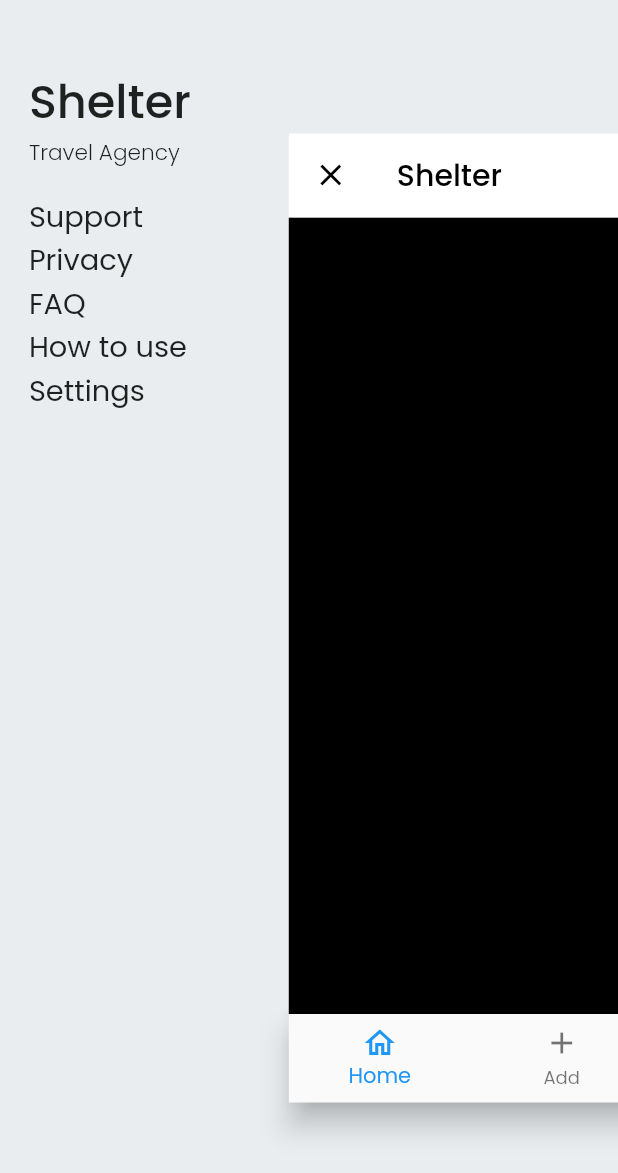
After one commit to irfan701/TourApp, a Flutter app: the MainHomeScreen screen opened by its route, after a tap on the "menu" icon, on a phone screen of 412 x 824 dp. The commit adds this screen. Shown: the top 1173 px of the screen. Run offline on Flutter 3.47's test engine with Material 2 defaults, Android fonts, the phone set to English and light mode, and no system bars; our stand-ins replace dots_indicator, flutter_screenutil, get, google_fonts, lottie, toggle_switch.

Commit message:
Added BottomNav with Custom Drawer
Used in AnimatedPositioned in BottomNavController

Wrap in DrawerScreen & BottomNavController  with Stack Widget

```diff
--- a/lib/ui/route/route.dart
+++ b/lib/ui/route/route.dart
@@ -1,6 +1,12 @@
 import 'package:get/get.dart';
 import 'package:tour_app/ui/views/auth/signin_screen.dart';
 import 'package:tour_app/ui/views/auth/signup_screen.dart';
+import 'package:tour_app/ui/views/drawer_pages/faq.dart';
+import 'package:tour_app/ui/views/drawer_pages/how_to_use.dart';
+import 'package:tour_app/ui/views/drawer_pages/privacy.dart';
+import 'package:tour_app/ui/views/drawer_pages/settings.dart';
+import 'package:tour_app/ui/views/drawer_pages/support.dart';
+import 'package:tour_app/ui/views/main_home_screen.dart';
 import 'package:tour_app/ui/views/onboarding_screen.dart';
 import 'package:tour_app/ui/views/privacy_policy_screen.dart';
 import 'package:tour_app/ui/views/splash_screen.dart';
@@ -12,6 +18,13 @@ const signup = '/signup-screen';
 const signin = '/signin-screen';
 const userForm = '/userform-screen';
 const privacyPolicy = '/privacy-policy-screen';
+const mainHome = '/main-home-screen';
+
+const faq = '/faq-screen';
+const support = '/support-screen';
+const privacy = '/privacy-screen';
+const setting = '/setting-screen';
+const howtouse = '/how-to-use-screen';
 
 List<GetPage> getPages = [
   GetPage(name: splash, page: () => SplashScreen()),
@@ -20,4 +33,10 @@ List<GetPage> getPages = [
   GetPage(name: signin, page: () => SignInScreen()),
   GetPage(name: userForm, page: () => UserFormScreen()),
   GetPage(name: privacyPolicy, page: () => PrivacyPolicyScreen()),
+  GetPage(name: mainHome, page: () => MainHomeScreen()),
+  GetPage(name: faq, page: () => Faq()),
+  GetPage(name: support, page: () => Support()),
+  GetPage(name: privacy, page: () => Privacy()),
+  GetPage(name: setting, page: () => Settings()),
+  GetPage(name: howtouse, page: () => HowToUse()),
 ];
--- /dev/null
+++ b/lib/ui/views/bottom_nav_controller/bottom_nav_controller.dart
@@ -0,0 +1,75 @@
+import 'package:flutter/material.dart';
+import 'package:flutter/src/widgets/container.dart';
+import 'package:flutter/src/widgets/framework.dart';
+import 'package:flutter_screenutil/flutter_screenutil.dart';
+import 'package:get/get.dart';
+
+import '../../../const/app_string.dart';
+
+class BottomNavController extends StatelessWidget {
+  //const BottomNavController({super.key});
+
+  var _currentIndex = 0.obs;
+  var _drawer = false.obs;
+  var _pages = [
+    Container(
+      color: Colors.black,
+    ),
+    Container(
+      color: Colors.green,
+    ),
+    Container(
+      color: Colors.pink,
+    )
+  ];
+
+  @override
+  Widget build(BuildContext context) {
+    return Obx(() => AnimatedPositioned(
+          duration: Duration(milliseconds: 400),
+          top: _drawer.value == false ? 0 : 100.h,
+          bottom: _drawer.value == false ? 0 : 100.h,
+          left: _drawer.value == false ? 0 : 200.w,
+          right: _drawer.value == false ? 0 : -150.w,
+          child: Container(
+            decoration: BoxDecoration(),
+            child: Scaffold(
+              appBar: AppBar(
+                title: Text(
+                  AppString.appName,
+                  style: TextStyle(color: Colors.black),
+                ),
+                leading: _drawer.value == false
+                    ? IconButton(
+                        onPressed: () => _drawer.value = true,
+                        icon: Icon(
+                          Icons.menu,
+                          color: Colors.black,
+                        ))
+                    : IconButton(
+                        onPressed: () => _drawer.value = false,
+                        icon: Icon(
+                          Icons.close,
+                          color: Colors.black,
+                        )),
+                backgroundColor: Colors.white,
+                elevation: 0,
+              ),
+              bottomNavigationBar: BottomNavigationBar(
+                currentIndex: _currentIndex.value,
+                onTap: (value) => _currentIndex.value = value,
+                items: [
+                  BottomNavigationBarItem(
+                      icon: Icon(Icons.home_outlined), label: 'Home'),
+                  BottomNavigationBarItem(
+                      icon: Icon(Icons.add_outlined), label: 'Add'),
+                  BottomNavigationBarItem(
+                      icon: Icon(Icons.favorite_outline), label: 'Favourite')
+                ],
+              ),
+              body: _pages[_currentIndex.value],
+            ),
+          ),
+        ));
+  }
+}
--- /dev/null
+++ b/lib/ui/views/drawer_pages/faq.dart
@@ -0,0 +1,12 @@
+import 'package:flutter/material.dart';
+
+class Faq extends StatelessWidget {
+  const Faq({super.key});
+
+  @override
+  Widget build(BuildContext context) {
+    return Scaffold(
+      backgroundColor: Colors.amberAccent,
+    );
+  }
+}
--- /dev/null
+++ b/lib/ui/views/drawer_screen.dart
@@ -0,0 +1,39 @@
+import 'package:flutter/material.dart';
+import 'package:flutter_screenutil/flutter_screenutil.dart';
+import 'package:get/get.dart';
+import 'package:tour_app/ui/route/route.dart';
+import 'package:tour_app/ui/widgets/drawer_item_widget.dart';
+
+class DrawerScreen extends StatelessWidget {
+  const DrawerScreen({super.key});
+
+  @override
+  Widget build(BuildContext context) {
+    return Scaffold(
+      body: Padding(
+        padding: EdgeInsets.only(left: 20.w, top: 50.h, bottom: 20.h),
+        child: Column(
+          crossAxisAlignment: CrossAxisAlignment.start,
+          children: [
+            Text(
+              "Shelter",
+              style: TextStyle(fontSize: 32.sp, fontWeight: FontWeight.w500),
+            ),
+            Text(
+              "Travel Agency",
+              style: TextStyle(fontSize: 15.sp, fontWeight: FontWeight.w300),
+            ),
+            SizedBox(
+              height: 20.h,
+            ),
+            drawerItemWd('Support', () => Get.toNamed(support)),
+            drawerItemWd('Privacy', () => Get.toNamed(privacy)),
+            drawerItemWd('FAQ', () => Get.toNamed(faq)),
+            drawerItemWd('How to use', () => Get.toNamed(howtouse)),
+            drawerItemWd('Settings', () => Get.toNamed(setting)),
+          ],
+        ),
+      ),
+    );
+  }
+}
--- /dev/null
+++ b/lib/ui/views/main_home_screen.dart
@@ -0,0 +1,18 @@
+import 'package:flutter/material.dart';
+import 'package:flutter/src/widgets/container.dart';
+import 'package:flutter/src/widgets/framework.dart';
+import 'package:tour_app/ui/views/drawer_screen.dart';
+
+import 'bottom_nav_controller/bottom_nav_controller.dart';
+
+class MainHomeScreen extends StatelessWidget {
+  const MainHomeScreen({super.key});
+
+  @override
+  Widget build(BuildContext context) {
+    return Scaffold(
+        body: Stack(
+      children: [DrawerScreen(), BottomNavController()],
+    ));
+  }
+}
--- a/lib/ui/views/privacy_policy_screen.dart
+++ b/lib/ui/views/privacy_policy_screen.dart
@@ -2,8 +2,10 @@ import 'package:flutter/material.dart';
 import 'package:flutter_screenutil/flutter_screenutil.dart';
 import 'package:get/get.dart';
 import 'package:toggle_switch/toggle_switch.dart';
+import 'package:tour_app/ui/views/main_home_screen.dart';
 
 import '../../const/app_color.dart';
+import '../route/route.dart';
 import '../styles/style.dart';
 import '../widgets/violet_btn.dart';
 
@@ -20,7 +22,7 @@ class PrivacyPolicyScreen extends StatelessWidget {
                 child: Container(
               color: Colors.green,
             )),
-            VioletBtn('Submit', () {}),
+            VioletBtn('Submit', () => Get.toNamed(mainHome)),
             SizedBox(
               height: 10.h,
             )
--- /dev/null
+++ b/lib/ui/widgets/drawer_item_widget.dart
@@ -0,0 +1,12 @@
+import 'package:flutter/material.dart';
+import 'package:flutter_screenutil/flutter_screenutil.dart';
+
+Widget drawerItemWd(String itemName, onTap) {
+  return InkWell(
+    onTap: onTap,
+    child: Text(
+      itemName,
+      style: TextStyle(fontSize: 20.sp, fontWeight: FontWeight.w400),
+    ),
+  );
+}
```
Also changed, not shown: lib/ui/views/bottom_nav_controller/pages/nav_add.dart (added, +8 -0 lines), lib/ui/views/bottom_nav_controller/pages/nav_favourite.dart (added, +10 -0 lines), lib/ui/views/bottom_nav_controller/pages/nav_home.dart (added, +10 -0 lines), lib/ui/views/drawer_pages/how_to_use.dart (added, +10 -0 lines), lib/ui/views/drawer_pages/privacy.dart (added, +10 -0 lines), lib/ui/views/drawer_pages/settings.dart (added, +10 -0 lines), lib/ui/views/drawer_pages/support.dart (added, +10 -0 lines).
